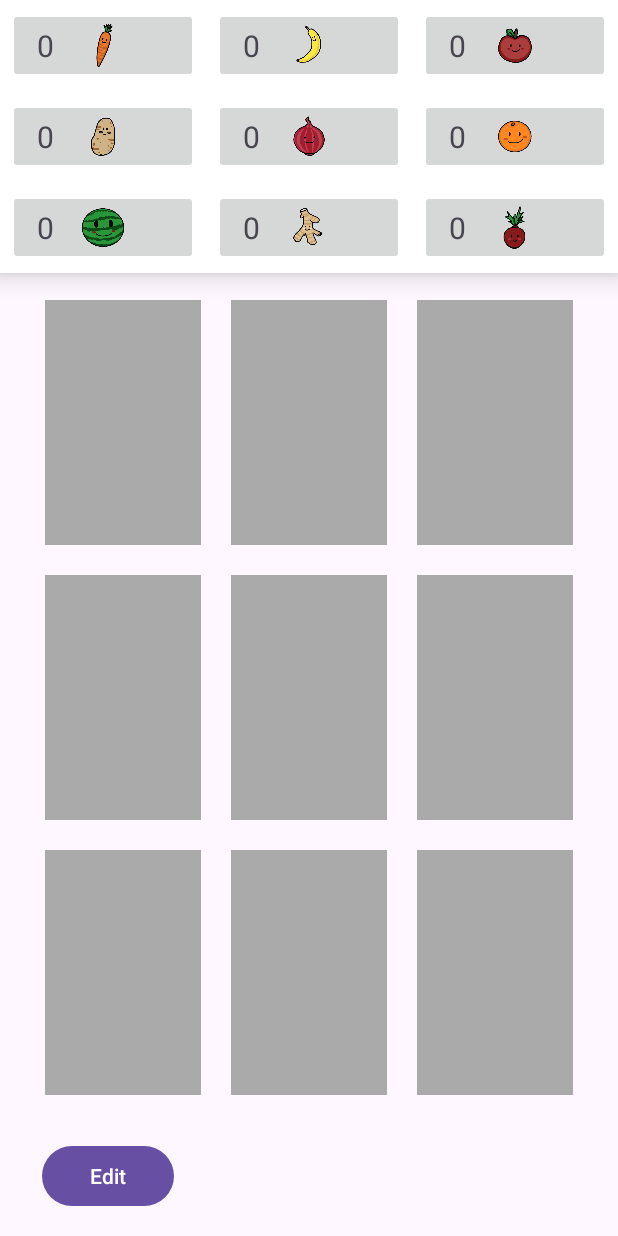
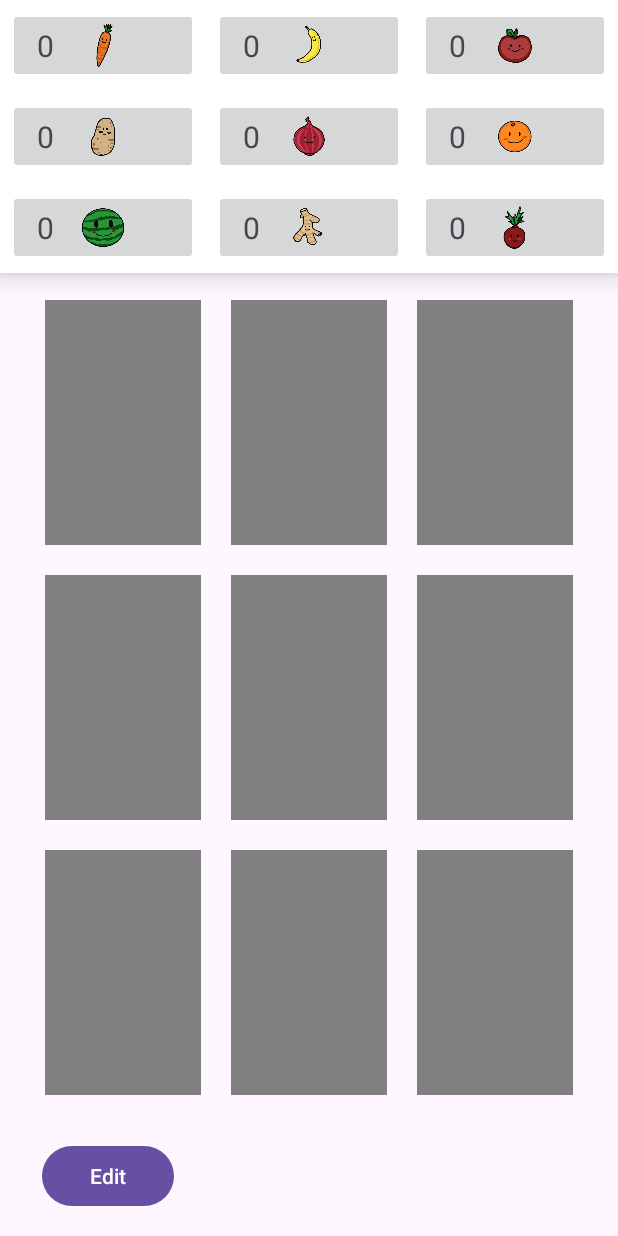
Before and after one commit to JoshLiu1015/Android-Game-BeetBoxing, an Android app: the ActivityGarden screen opened directly, with no data from a screen before it, after a tap on "Edit", on a phone screen of 412 x 824 dp. Run offline under Robolectric (Android 15) with nearby library versions, the phone set to English and light mode, and no system bars.

Commit message:
make button tints reflect the playing state of each garden plot

```diff
--- a/app/src/main/java/com/cs407/beet_boxing/ActivityGarden.java
+++ b/app/src/main/java/com/cs407/beet_boxing/ActivityGarden.java
@@ -12,6 +12,8 @@ import static com.cs407.beet_boxing.util.EnumProduceType.POTATO;
 
 import android.content.ClipData;
 import android.content.Intent;
+import android.content.res.Resources;
+import android.graphics.PorterDuff;
 import android.graphics.drawable.Drawable;
 import android.media.AudioAttributes;
 import android.media.MediaPlayer;
@@ -88,14 +90,11 @@ public class ActivityGarden extends AppCompatActivity {
         super.onCreate(savedInstanceState);
         setContentView(R.layout.activity_garden);
 
-
         setupUI();
         setupListeners();
 
-
         // set numbers next to produce icon indicating how many users have collected
         setProduceAmount();
-
 
         for (int id : new int[]{R.id.icon_carrot, R.id.icon_banana, R.id.icon_apple, R.id.icon_potato,
                 R.id.icon_onion, R.id.icon_orange, R.id.icon_melon, R.id.icon_ginger, R.id.icon_beet}) {
@@ -121,15 +120,9 @@ public class ActivityGarden extends AppCompatActivity {
             produceNums[i] = editMenuLayout.findViewById(PRODUCE_NUM_IDS[i]);
         }
 
-
-
-
         // Initialize mediaPlayers HashMap
         mediaPlayers = new HashMap<>();
     }
-
-
-
 
     private void setupListeners() {
         Button newGameButton = findViewById(R.id.newGameButton);
@@ -137,14 +130,9 @@ public class ActivityGarden extends AppCompatActivity {
         ImageView settings = findViewById(R.id.settings);
         settings.setOnClickListener(e -> startActivity(new Intent(this, SettingsActivity.class)));
 
-
-
-
         // Set click listener to show the edit menu
         Button editButton = findViewById(R.id.edit);
-        editButton.setOnClickListener(new View.OnClickListener() {
-            @Override
-            public void onClick(View v) {
+        editButton.setOnClickListener(v -> {
             if (!isEditOpen) {
                 editMenuLayout.setVisibility(View.VISIBLE); // Show the edit menu
                 isEditOpen = true;
@@ -152,11 +140,7 @@ public class ActivityGarden extends AppCompatActivity {
                 editMenuLayout.setVisibility(View.GONE); // Hide the edit menu
                 isEditOpen = false;
             }
-            }
         });
-
-
-
 
         // Create the OnTouchListener
         View.OnTouchListener touchListener = new View.OnTouchListener() {
@@ -180,13 +164,10 @@ public class ActivityGarden extends AppCompatActivity {
             }
         };
 
-
-
         for (int i = 0; i < produceIcons.length; i++) {
             produceIcons[i].setOnTouchListener(PersistentInfo.gameData.inventory.
                     getOrDefault(PRODUCE_ENUMS[i], 0) >= 5 ? touchListener : null);
         }
-
 
         View.OnDragListener dragListener = new View.OnDragListener() {
             @Override
@@ -247,18 +228,10 @@ public class ActivityGarden extends AppCompatActivity {
             }
         };
 
-
         for (ImageButton buttonProduce : buttonProduces) {
             buttonProduce.setOnDragListener(dragListener);
         }
-
-
     }
-
-
-
-
-
 
     @Override
     protected void onPause() {
@@ -270,10 +243,6 @@ public class ActivityGarden extends AppCompatActivity {
             }
         }
     }
-
-
-
-
 
     private TextView findCountdownTextViewForButton(int iconId) {
 
@@ -287,8 +256,6 @@ public class ActivityGarden extends AppCompatActivity {
         return findViewById(COUNTDOWN_IDS[index]);
     }
 
-
-
     private void startCountdownTimer(TextView countdownView, long timeInFuture) {
         new CountDownTimer(timeInFuture, 1000) {
             public void onTick(long millisUntilFinished) {
@@ -301,7 +268,6 @@ public class ActivityGarden extends AppCompatActivity {
         }.start();
     }
 
-
     private void startCooldown(final ImageButton draggedView, final ImageButton droppedOn, long cooldownTime) {
         // Mark the view as on cooldown
         cooldownMap.put(draggedView.getId(), true);
@@ -313,7 +279,7 @@ public class ActivityGarden extends AppCompatActivity {
                 droppedOn.setImageDrawable(null); // Remove the drawable from the droppedOn ImageButton
                 droppedOn.setTag(true); // Reset the tag to indicate it's empty
                 droppedOn.setOnClickListener(null);
-
+                toggleButtonColor(droppedOn.getId(), false);
 
                 // Release the MediaPlayer associated with the droppedOn ImageButton if it exists
                 MediaPlayer player = mediaPlayers.remove(droppedOn.getId());
@@ -326,9 +292,6 @@ public class ActivityGarden extends AppCompatActivity {
             });
         }, cooldownTime);
     }
-
-
-
 
     private void reduceProduceNum(int produceId) {
         int index = 0;
@@ -343,7 +306,6 @@ public class ActivityGarden extends AppCompatActivity {
         if (PersistentInfo.gameData.inventory.getOrDefault(PRODUCE_ENUMS[index], 0) < 5) {
             produceIcons[index].setOnTouchListener(null);
         }
-
     }
 
     private void setProduceAmount() {
@@ -367,13 +329,12 @@ public class ActivityGarden extends AppCompatActivity {
     }
 
     private void toggleSound(int soundResourceId, int buttonId, int produceIconId) {
-
-
         // Check if the button already has a MediaPlayer associated with it
         if (mediaPlayers.containsKey(buttonId)) {
             MediaPlayer player = mediaPlayers.get(buttonId);
             if (player.isPlaying()) {
                 player.pause(); // Pause playback
+                toggleButtonColor(buttonId, false);
             } else {
                 // Resume playback, but synchronize with global start time
                 if (globalStartTime != -1) {
@@ -395,6 +356,7 @@ public class ActivityGarden extends AppCompatActivity {
                     System.out.println("Current position after seek: " + player.getCurrentPosition());
                 }
                 player.start(); // Resume playback
+                toggleButtonColor(buttonId, true);
             }
         } else {
             // No MediaPlayer for this button yet, create and start it
@@ -457,13 +419,19 @@ public class ActivityGarden extends AppCompatActivity {
 
             player.start();
             mediaPlayers.put(buttonId, player); // Store it in the map
+            toggleButtonColor(buttonId, true);
         }
+    }
+
+    private void toggleButtonColor(int buttonId, boolean state) {
+        ImageButton button = findViewById(buttonId);
+
+        int tintColor = getResources().getColor(state ? R.color.green : R.color.gray, null); // Replace with your color resource
+        button.getBackground().setTint(tintColor);
     }
 
     @Override
     protected void onDestroy() {
-
-
         super.onDestroy();
         // Release all MediaPlayer resources
         for (MediaPlayer player : mediaPlayers.values()) {
--- a/app/src/main/res/layout/activity_garden.xml
+++ b/app/src/main/res/layout/activity_garden.xml
@@ -33,7 +33,7 @@
             android:layout_rowWeight="1"
             android:layout_columnWeight="1"
             android:layout_margin="10dp"
-            android:background="@android:color/darker_gray"
+            android:background="@color/gray"
             android:contentDescription="@string/produce_button_description"
             android:scaleType="fitCenter"
             tools:ignore="DuplicateSpeakableTextCheck" />
@@ -45,7 +45,7 @@
             android:layout_rowWeight="1"
             android:layout_columnWeight="1"
             android:layout_margin="10dp"
-            android:background="@android:color/darker_gray"
+            android:background="@color/gray"
             android:contentDescription="@string/produce_button_description"
             android:scaleType="fitCenter" />
 
@@ -56,7 +56,7 @@
             android:layout_rowWeight="1"
             android:layout_columnWeight="1"
             android:layout_margin="10dp"
-            android:background="@android:color/darker_gray"
+            android:background="@color/gray"
             android:contentDescription="@string/produce_button_description"
             android:scaleType="fitCenter" />
 
@@ -67,7 +67,7 @@
             android:layout_rowWeight="1"
             android:layout_columnWeight="1"
             android:layout_margin="10dp"
-            android:background="@android:color/darker_gray"
+            android:background="@color/gray"
             android:contentDescription="@string/produce_button_description"
             android:scaleType="fitCenter" />
 
@@ -78,7 +78,7 @@
             android:layout_rowWeight="1"
             android:layout_columnWeight="1"
             android:layout_margin="10dp"
-            android:background="@android:color/darker_gray"
+            android:background="@color/gray"
             android:contentDescription="@string/produce_button_description"
             android:scaleType="fitCenter" />
 
@@ -89,7 +89,7 @@
             android:layout_rowWeight="1"
             android:layout_columnWeight="1"
             android:layout_margin="10dp"
-            android:background="@android:color/darker_gray"
+            android:background="@color/gray"
             android:contentDescription="@string/produce_button_description"
             android:scaleType="fitCenter" />
 
@@ -100,7 +100,7 @@
             android:layout_rowWeight="1"
             android:layout_columnWeight="1"
             android:layout_margin="10dp"
-            android:background="@android:color/darker_gray"
+            android:background="@color/gray"
             android:contentDescription="@string/produce_button_description"
             android:scaleType="fitCenter" />
 
@@ -111,7 +111,7 @@
             android:layout_rowWeight="1"
             android:layout_columnWeight="1"
             android:layout_margin="10dp"
-            android:background="@android:color/darker_gray"
+            android:background="@color/gray"
             android:contentDescription="@string/produce_button_description"
             android:scaleType="fitCenter" />
 
@@ -122,7 +122,7 @@
             android:layout_rowWeight="1"
             android:layout_columnWeight="1"
             android:layout_margin="10dp"
-            android:background="@android:color/darker_gray"
+            android:background="@color/gray"
             android:contentDescription="@string/produce_button_description"
             android:scaleType="fitCenter" />
 
--- a/app/src/main/res/values/colors.xml
+++ b/app/src/main/res/values/colors.xml
@@ -2,4 +2,6 @@
 <resources>
     <color name="black">#FF000000</color>
     <color name="white">#FFFFFFFF</color>
+    <color name="green">#FF99FFC3</color>
+    <color name="gray">#FF808080</color>
 </resources>
```
Lines whose indentation alone changed are shown as unchanged.
